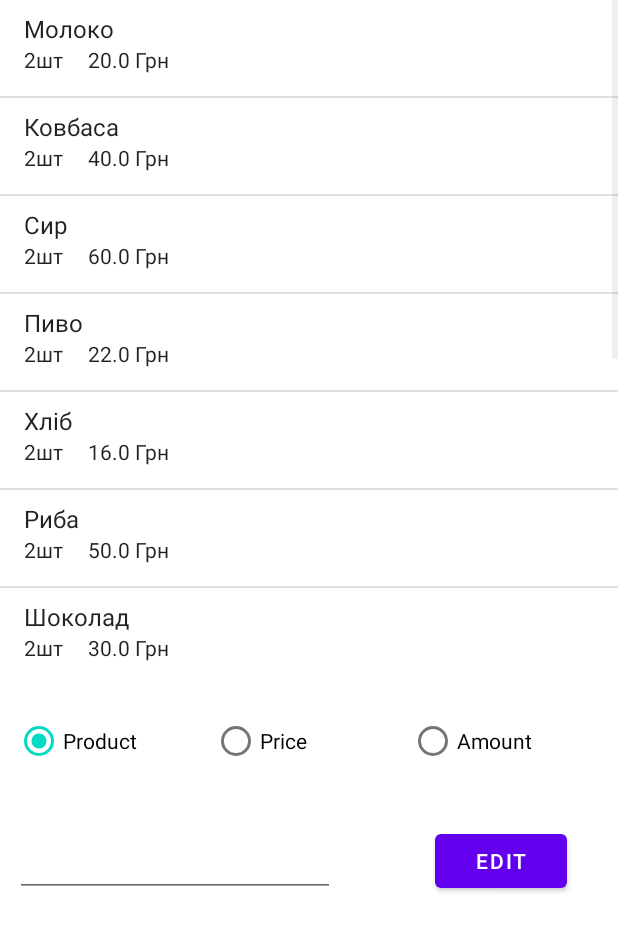
After one commit to BitaJlik/MapXplorer_IT, an Android app: the Edit screen opened directly, with no data from a screen before it, on a phone screen of 412 x 824 dp. The commit adds this screen. Shown: the top 931 px of the screen. Run offline under Robolectric (Android 15) with nearby library versions, the phone set to English and light mode, and no system bars.

Commit message:
Edit is working with products!

```diff
--- a/app/src/main/AndroidManifest.xml
+++ b/app/src/main/AndroidManifest.xml
@@ -10,11 +10,15 @@
 
     <application
         android:allowBackup="true"
+        android:windowSoftInputMode="adjustPan"
         android:icon="@mipmap/ic_launcher"
         android:label="@string/app_name"
         android:roundIcon="@mipmap/ic_launcher_round"
         android:supportsRtl="true"
         android:theme="@style/Theme.MapXplorer">
+        <activity
+            android:name=".Edit"
+            android:exported="false" />
         <activity
             android:name=".MarketShowProducts"
             android:exported="false" />
--- a/app/src/main/java/com/example/mapxplorer/DataBase.java
+++ b/app/src/main/java/com/example/mapxplorer/DataBase.java
@@ -24,7 +24,5 @@ public class DataBase {
         markets.get(0).getProducts().add(new Product("Сосиски мисливські",30,2));
         markets.get(0).getProducts().add(new Product("Живчик 2Л",30,2));
 
-//        markets.add(new Market("Магазин",49.23114320346306, 28.406530458796375));
-//        markets.add(new Market("Абт",49.23164320346306, 28.406530458796375));
     }
 }
--- /dev/null
+++ b/app/src/main/java/com/example/mapxplorer/Edit.java
@@ -0,0 +1,72 @@
+package com.example.mapxplorer;
+
+import android.os.Bundle;
+import android.view.View;
+import android.widget.AdapterView;
+import android.widget.EditText;
+import android.widget.ListView;
+import android.widget.RadioButton;
+import android.widget.RadioGroup;
+import android.widget.SimpleAdapter;
+
+import androidx.appcompat.app.AppCompatActivity;
+
+import java.util.ArrayList;
+import java.util.HashMap;
+
+public class Edit extends AppCompatActivity {
+    private Market market ;
+    private EditText input;
+    RadioGroup radioGroup;
+    RadioButton radioProduct;
+    RadioButton radioPrice;
+    RadioButton radioAmount;
+    private int pos;
+
+    @Override
+    protected void onCreate(Bundle savedInstanceState) {
+        super.onCreate(savedInstanceState);
+        setContentView(R.layout.activity_edit);
+        market = DataBase.markets.get(DataBase.id);
+        ListView listView = findViewById(R.id.listEdit);
+        radioGroup = findViewById(R.id.radioGroup);
+
+        radioProduct = findViewById(R.id.radioProduct);
+        radioPrice = findViewById(R.id.radioPrice);
+        radioAmount = findViewById(R.id.radioAmount);
+
+        input = findViewById(R.id.editInput);
+
+        ArrayList<HashMap<String, String>> arrayList = new ArrayList<>();
+        for(Product product : market.getProducts()){
+            HashMap<String, String> map = new HashMap<>();
+            map.put("Product",product.getNameProduct() );
+            map.put("Price",  product.getAmount()+"шт     " +product.getPrice() +" Грн");
+            arrayList.add(map);
+        }
+
+        SimpleAdapter adapter = new SimpleAdapter(this, arrayList, android.R.layout.simple_list_item_2,
+                new String[]{"Product", "Price"},
+                new int[]{android.R.id.text1, android.R.id.text2});
+        listView.setOnItemClickListener((parent, view, position, id) -> {
+            System.out.println("+++" + arrayList.get(position));
+            pos = position;
+        });
+        listView.setAdapter(adapter);
+
+    }
+    public void edit(View view){
+        System.out.println("+++" + input.getText().toString());
+
+            if(radioProduct.isChecked()){
+                market.getProducts().get(pos).setNameProduct(input.getText().toString());
+            }
+            else if(radioPrice.isChecked()) {
+                market.getProducts().get(pos).setPrice(Double.parseDouble(input.getText().toString()));
+            }
+            else if(radioAmount.isChecked()) {
+                market.getProducts().get(pos).setAmount(Integer.parseInt(input.getText().toString()));
+            }
+            finish();
+    }
+}
--- a/app/src/main/java/com/example/mapxplorer/Market.java
+++ b/app/src/main/java/com/example/mapxplorer/Market.java
@@ -1,8 +1,6 @@
 package com.example.mapxplorer;
 
 import androidx.annotation.NonNull;
-
-import com.google.android.gms.maps.GoogleMap;
 
 import java.util.ArrayList;
 
--- /dev/null
+++ b/app/src/main/res/layout/activity_edit.xml
@@ -0,0 +1,75 @@
+<?xml version="1.0" encoding="utf-8"?>
+<FrameLayout
+    xmlns:android="http://schemas.android.com/apk/res/android"
+    xmlns:tools="http://schemas.android.com/tools"
+    android:layout_width="match_parent"
+    android:layout_height="match_parent"
+    android:windowSoftInputMode="adjustPan"
+    tools:context=".MarketShowProducts">
+
+
+    <ListView
+        android:id="@+id/listEdit"
+        android:layout_width="match_parent"
+        android:layout_height="450dp"
+        />
+
+    <EditText
+        android:id="@+id/editInput"
+        android:layout_width="wrap_content"
+        android:layout_height="wrap_content"
+        android:layout_marginStart="10dp"
+        android:layout_marginTop="550dp"
+        android:ems="10"
+        android:windowSoftInputMode="adjustPan"
+        android:inputType="textPersonName"
+        android:minHeight="48dp"
+        tools:ignore="SpeakableTextPresentCheck" />
+
+    <Button
+        android:id="@+id/buttonEdit"
+        android:layout_width="wrap_content"
+        android:layout_height="wrap_content"
+        android:layout_marginStart="290dp"
+        android:layout_marginTop="550dp"
+        android:onClick="edit"
+        android:text="@string/edit"
+        tools:ignore="UsingOnClickInXml" />
+
+    <RadioGroup
+        android:id="@+id/radioGroup"
+        android:layout_width="394dp"
+        android:layout_height="50dp"
+        android:layout_marginStart="10dp"
+        android:layout_marginTop="470dp"
+        android:orientation="horizontal">
+
+
+        <RadioButton
+            android:id="@+id/radioProduct"
+            android:layout_width="match_parent"
+            android:layout_height="wrap_content"
+            android:layout_weight="1"
+            android:checked="true"
+            android:clickable="true"
+            android:text="@string/product" />
+
+        <RadioButton
+            android:id="@+id/radioPrice"
+            android:layout_width="match_parent"
+            android:layout_height="wrap_content"
+            android:layout_weight="1"
+            android:clickable="true"
+            android:text="@string/price" />
+
+        <RadioButton
+            android:id="@+id/radioAmount"
+            android:layout_width="match_parent"
+            android:layout_height="wrap_content"
+            android:layout_weight="1"
+            android:clickable="true"
+            android:text="@string/amount" />
+    </RadioGroup>
+
+
+</FrameLayout>
--- a/app/src/main/res/values/strings.xml
+++ b/app/src/main/res/values/strings.xml
@@ -11,6 +11,9 @@
     <string name="edit">Edit</string>
     <string name="login">Login</string>
     <string name="password">Password</string>
+    <string name="product">Product</string>
+    <string name="price">Price</string>
+    <string name="amount">Amount</string>
 
 
 </resources>
```
Also changed, not shown: app/src/main/java/com/example/mapxplorer/MapsActivity.java (+11 -23 lines), app/src/main/java/com/example/mapxplorer/MarketShowProducts.java (+21 -31 lines).
